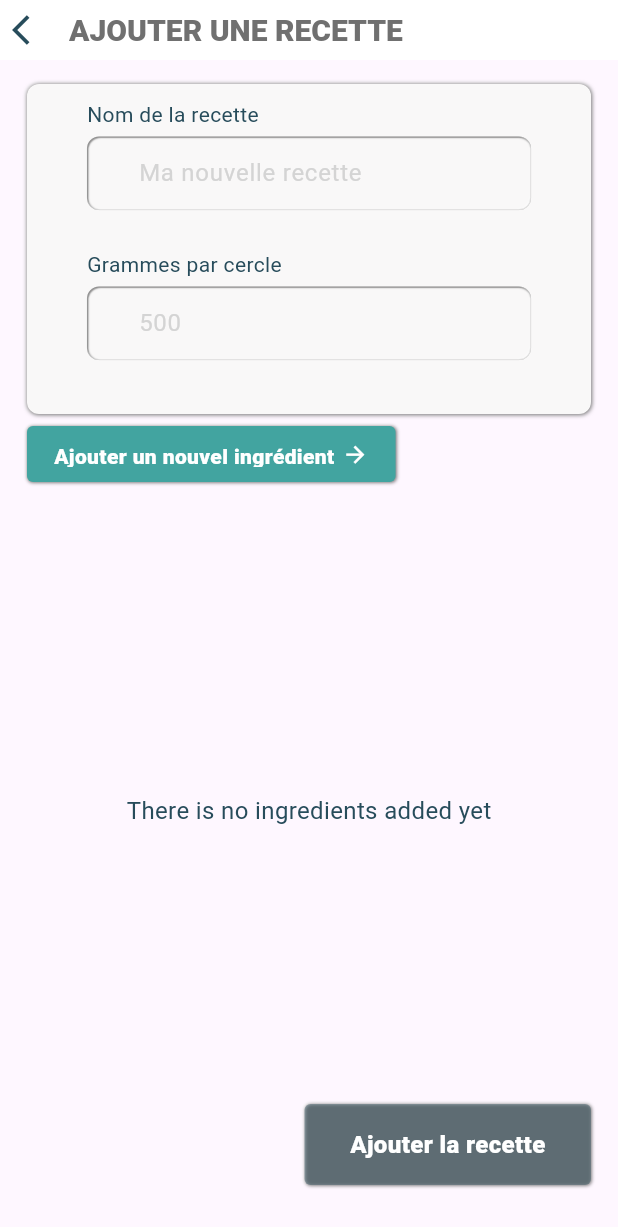
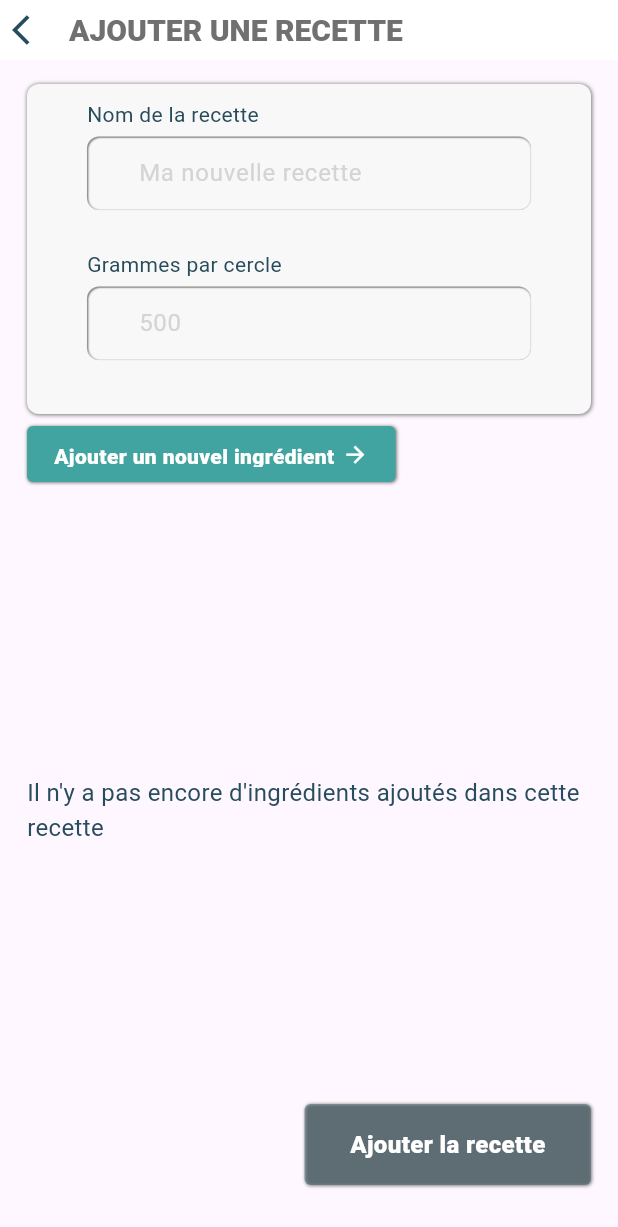
Before and after one commit to uni-do-to/nifty_mobile, a Flutter app: the AddNewRecipeView screen opened directly, on a phone screen of 412 x 824 dp. Shown: the top 1227 px of the screen. Run offline on Flutter 3.47's test engine with Material 3 defaults, Android fonts, the light colour scheme and no system bars; drawn by our look-alikes of flutter_neumorphic; our stand-ins replace another_xlider, cached_network_image, carousel_slider, date_format, diacritic, flutter_hooks and 8 more; missing offline and left inert: country_flags, dart:html, stripe_checkout; accounts and stored records are empty; network calls fail.

Commit message:
add translation

```diff
--- a/assets/locales/en_US.json
+++ b/assets/locales/en_US.json
@@ -165,5 +165,6 @@
   "np" : "NP",
   "language_label":"Language",
   "display_unit_label":"Calorie measurement unit",
-  "logout_label": "Logout"
+  "logout_label": "Logout",
+  "no_ingredient" : "There are no ingredients added yet"
 }
--- a/assets/locales/fr_FR.json
+++ b/assets/locales/fr_FR.json
@@ -165,5 +165,6 @@
   "np" : "NP",
   "language_label":"Langue",
   "display_unit_label":"Unité de mesure calorique",
-  "logout_label": "Quitter"
+  "logout_label": "Quitter",
+  "no_ingredient" : "Il n'y a pas encore d'ingrédients ajoutés dans cette recette"
 }
--- a/lib/app/widgets/empty_list_item.dart
+++ b/lib/app/widgets/empty_list_item.dart
@@ -1,5 +1,8 @@
 import 'package:flutter/material.dart';
 import 'package:flutter_neumorphic/flutter_neumorphic.dart';
+import 'package:get/get.dart';
+
+import '../../generated/locales.g.dart';
 
 class EmptyListItem extends StatelessWidget {
   const EmptyListItem({Key? key}) : super(key: key);
@@ -10,7 +13,7 @@ class EmptyListItem extends StatelessWidget {
       height: 20,
       alignment: Alignment.center,
       child: Text(
-        'There is no ingredients added yet',
+        LocaleKeys.no_ingredient.tr,
         style: NeumorphicTheme.of(context)?.current?.textTheme.titleMedium,
       ),
     );
```
Also changed, not shown: lib/generated/locales.g.dart.
